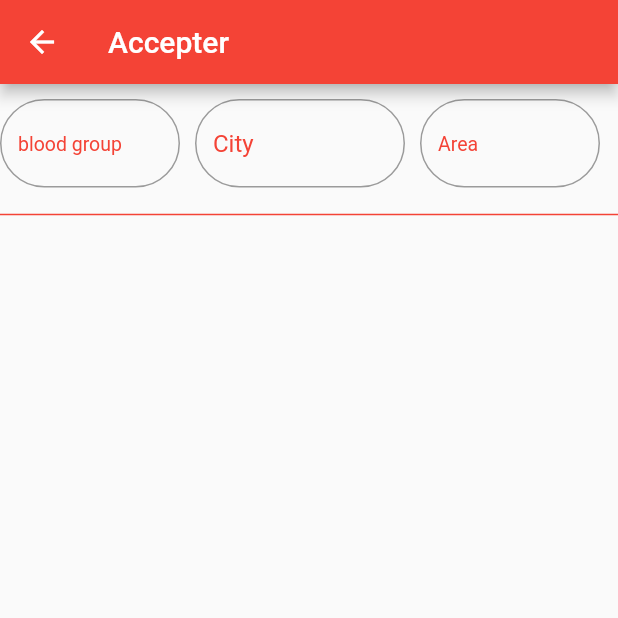
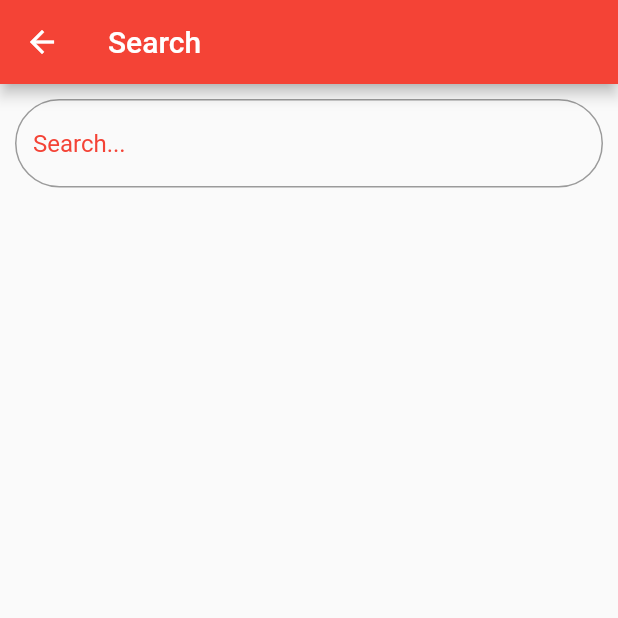
Before and after one commit to AneebTariq/Blood-Donation-App, a Flutter app: the Home screen opened directly, after a tap on "Accepter", on a phone screen of 412 x 824 dp, the top half of it. Run offline on Flutter 3.47's test engine with Material 2 defaults, Android fonts, the light colour scheme and no system bars; our stand-ins replace cloud_firestore, firebase_auth, firebase_core, get, shared_preferences; accounts and stored records are empty.

Commit message:
Search screen add

```diff
--- a/lib/Screens/Home.dart
+++ b/lib/Screens/Home.dart
@@ -1,6 +1,6 @@
 // ignore_for_file: file_names
 
-import 'package:assignmen_1/Screens/Accepter.dart';
+import 'package:assignmen_1/Screens/searchscreen.dart';
 import 'package:flutter/material.dart';
 import 'package:get/get.dart';
 
@@ -76,7 +76,7 @@ class Home extends StatelessWidget {
                 ),
               ),
               onPressed: () {
-                Get.to(() => const Accepter());
+                Get.to(() => SearchScreen());
               },
               child: const Text(
                 'Accepter',
--- /dev/null
+++ b/lib/Screens/searchscreen.dart
@@ -0,0 +1,83 @@
+import 'package:cloud_firestore/cloud_firestore.dart';
+import 'package:flutter/material.dart';
+
+class SearchScreen extends StatefulWidget {
+  const SearchScreen({super.key});
+
+  @override
+  State<StatefulWidget> createState() {
+    // ignore: todo
+    // TODO: implement createState
+    return _SearchScreenState();
+  }
+}
+
+class _SearchScreenState extends State {
+  String query = '';
+
+  @override
+  Widget build(BuildContext context) {
+    return Scaffold(
+        appBar: AppBar(
+          title: const Text('Search'),
+          backgroundColor: Colors.red,
+        ),
+        body: Column(children: [
+          Padding(
+            padding: const EdgeInsets.all(10.0),
+            child: SizedBox(
+              width: MediaQuery.of(context).size.width,
+              child: TextField(
+                onChanged: (value) {
+                  setState(() {
+                    query = value;
+                  });
+                },
+                decoration: InputDecoration(
+                  border: OutlineInputBorder(
+                    borderRadius: BorderRadius.circular(50.0),
+                  ),
+                  focusedBorder: OutlineInputBorder(
+                    borderSide: const BorderSide(color: Colors.red),
+                    borderRadius: BorderRadius.circular(50.0),
+                  ),
+                  hintStyle: const TextStyle(color: Colors.red),
+                  hintText: 'Search...',
+                ),
+              ),
+            ),
+          ),
+          Expanded(
+              child: StreamBuilder<QuerySnapshot>(
+            stream: FirebaseFirestore.instance
+                .collection('Donor')
+                .where('Blood Group', isGreaterThanOrEqualTo: query)
+                .snapshots(),
+            builder: (context, snapshot) {
+              if (snapshot.hasError) {
+                return Text('Error: ${snapshot.error}');
+              }
+
+              if (!snapshot.hasData) {
+                return const Text('No data');
+              }
+
+              List<DocumentSnapshot> docs = snapshot.data!.docs;
+
+              return ListView.builder(
+                itemCount: docs.length,
+                itemBuilder: (context, index) {
+                  DocumentSnapshot doc = docs[index];
+                  return ListTile(
+                    title: Text(doc['Blood Group']),
+                    leading: Text(doc['Name']),
+                    trailing: Text(doc['Number']),
+                    subtitle: Text(doc['City'] + ',' + doc['Area']),
+                  );
+                },
+              );
+            },
+          ))
+        ]));
+  }
+}
--- a/lib/forms/donorform.dart
+++ b/lib/forms/donorform.dart
@@ -74,7 +74,6 @@ class Donorstate extends State {
                 child: TextFormField(
                   controller: number,
                   keyboardType: TextInputType.name,
-                  obscureText: true,
                   decoration: InputDecoration(
                     border: OutlineInputBorder(
                       borderRadius: BorderRadius.circular(50.0),
```
Also changed, not shown: lib/Screens/alldonorlist.dart (+10 -2 lines), lib/Screens/splash_screen.dart (+15 -28 lines).
